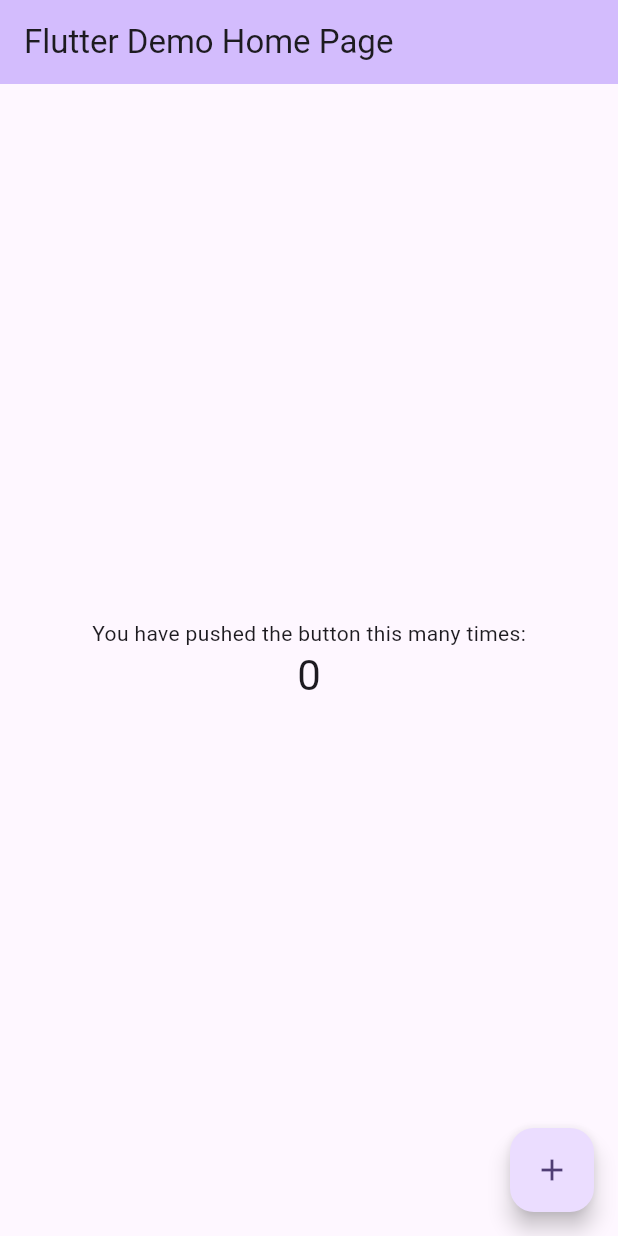
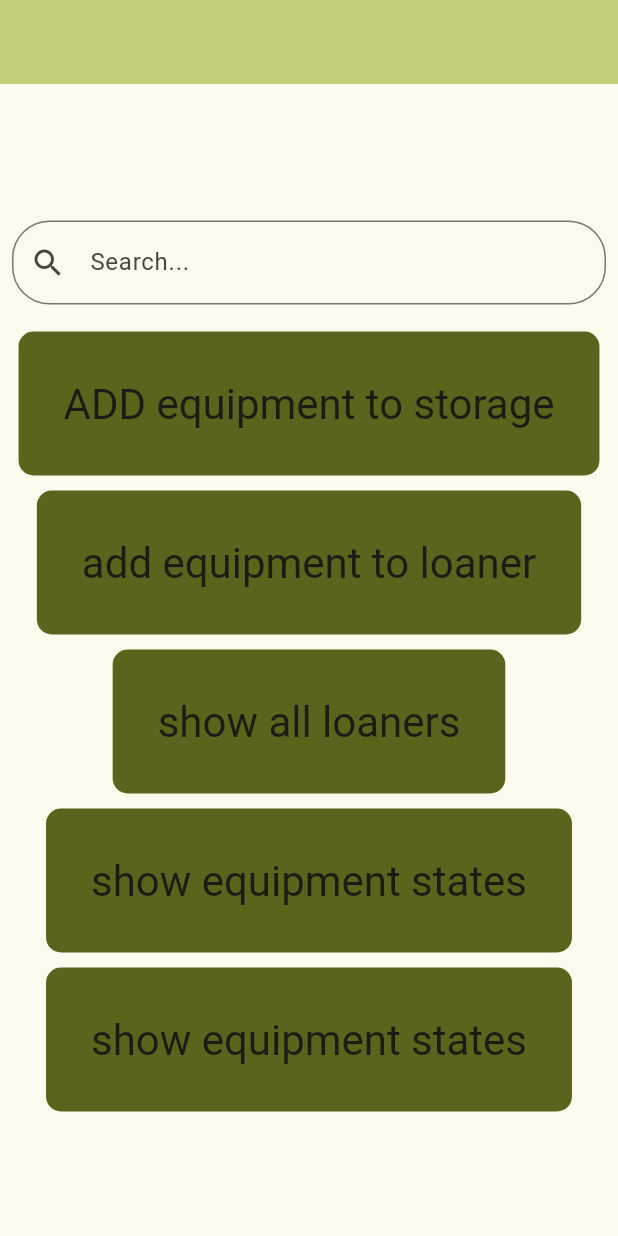
Before and after one commit to shalev5252/fit_bud_app, a Flutter app: the screen it shows after launch, on a phone screen of 412 x 824 dp. Run offline on Flutter 3.47's test engine with Material 3 defaults, Android fonts, the phone set to English and light mode, and no system bars; our stand-ins replace toggle_switch.

Commit message:
created main page, add equipment to storage (no backend uses yet)

```diff
--- a/lib/main.dart
+++ b/lib/main.dart
@@ -1,4 +1,7 @@
 import 'package:flutter/material.dart';
+import 'package:untitled1/widgets/search_bar.dart';
+
+import 'First_page.dart';
 
 void main() {
   runApp(const MyApp());
@@ -11,7 +14,7 @@ class MyApp extends StatelessWidget {
   @override
   Widget build(BuildContext context) {
     return MaterialApp(
-      title: 'Flutter Demo',
+      title: 'החתמת ציוד',
       theme: ThemeData(
         // This is the theme of your application.
         //
@@ -28,25 +31,20 @@ class MyApp extends StatelessWidget {
         //
         // This works for code too, not just values: Most code changes can be
         // tested with just a hot reload.
-        colorScheme: ColorScheme.fromSeed(seedColor: Colors.deepPurple),
+        colorScheme: ColorScheme.fromSeed(seedColor: Colors.lime),
         useMaterial3: true,
       ),
-      home: const MyHomePage(title: 'Flutter Demo Home Page'),
+      home: const MyHomePage(title: ''),
+      initialRoute: '/',
+      routes: {
+        '/first': (context) => const FirstPage(),
+      },
     );
   }
 }
 
 class MyHomePage extends StatefulWidget {
   const MyHomePage({super.key, required this.title});
-
-  // This widget is the home page of your application. It is stateful, meaning
-  // that it has a State object (defined below) that contains fields that affect
-  // how it looks.
-
-  // This class is the configuration for the state. It holds the values (in this
-  // case the title) provided by the parent (in this case the App widget) and
-  // used by the build method of the State. Fields in a Widget subclass are
-  // always marked "final".
 
   final String title;
 
@@ -55,17 +53,19 @@ class MyHomePage extends StatefulWidget {
 }
 
 class _MyHomePageState extends State<MyHomePage> {
-  int _counter = 0;
+  TextEditingController _searchController = TextEditingController();
 
-  void _incrementCounter() {
-    setState(() {
-      // This call to setState tells the Flutter framework that something has
-      // changed in this State, which causes it to rerun the build method below
-      // so that the display can reflect the updated values. If we changed
-      // _counter without calling setState(), then the build method would not be
-      // called again, and so nothing would appear to happen.
-      _counter++;
-    });
+  void _handleSearch(String query) {
+    // Implement your search logic here
+    print("Searching for: $query");
+  }
+
+  void go_to_first_page(){
+   Navigator.pushNamed(context, '/first');
+  }
+
+  void null_Function(){
+    print('null function');
   }
 
   @override
@@ -87,39 +87,105 @@ class _MyHomePageState extends State<MyHomePage> {
         title: Text(widget.title),
       ),
       body: Center(
-        // Center is a layout widget. It takes a single child and positions it
-        // in the middle of the parent.
-        child: Column(
-          // Column is also a layout widget. It takes a list of children and
-          // arranges them vertically. By default, it sizes itself to fit its
-          // children horizontally, and tries to be as tall as its parent.
-          //
-          // Column has various properties to control how it sizes itself and
-          // how it positions its children. Here we use mainAxisAlignment to
-          // center the children vertically; the main axis here is the vertical
-          // axis because Columns are vertical (the cross axis would be
-          // horizontal).
-          //
-          // TRY THIS: Invoke "debug painting" (choose the "Toggle Debug Paint"
-          // action in the IDE, or press "p" in the console), to see the
-          // wireframe for each widget.
+        child:
+        SingleChildScrollView(
+          child:
+        Column(
           mainAxisAlignment: MainAxisAlignment.center,
           children: <Widget>[
-            const Text(
-              'You have pushed the button this many times:',
+            buildSearchBar(controller: _searchController, onSearch: _handleSearch),
+            SizedBox(height: 10),
+            //add equipment to storage button
+            Container(
+              padding: EdgeInsets.all(30),
+              decoration: BoxDecoration(
+                borderRadius: BorderRadius.circular(10),
+                color: Theme.of(context).colorScheme.primary,
+              ),
+              child: GestureDetector(
+                onTap: go_to_first_page,
+                child: Text(
+                  'ADD equipment to storage',
+                  style: Theme.of(context).textTheme.headlineMedium,
+                ),
+              )
             ),
-            Text(
-              '$_counter',
-              style: Theme.of(context).textTheme.headlineMedium,
+            SizedBox(height: 10),
+            //add equipment to loaner button
+            Container(
+                padding: EdgeInsets.all(30),
+                decoration: BoxDecoration(
+                  borderRadius: BorderRadius.circular(10),
+                  color: Theme.of(context).colorScheme.primary,
+                ),
+                child: GestureDetector(
+                  onTap: go_to_first_page,
+                  child: Text(
+                    'add equipment to loaner',
+                    style: Theme.of(context).textTheme.headlineMedium,
+                  ),
+                )
             ),
+            SizedBox(height: 10),
+            //show equipment loaned
+            Container(
+                padding: EdgeInsets.all(30),
+                decoration: BoxDecoration(
+                  borderRadius: BorderRadius.circular(10),
+                  color: Theme.of(context).colorScheme.primary,
+                ),
+                child: GestureDetector(
+                  onTap: go_to_first_page,
+                  child: Text(
+                    'show all loaners',
+                    style: Theme.of(context).textTheme.headlineMedium,
+                  ),
+                )
+            ),
+            SizedBox(height: 10),
+            //show equipment state
+            Container(
+                padding: EdgeInsets.all(30),
+                decoration: BoxDecoration(
+                  borderRadius: BorderRadius.circular(10),
+                  color: Theme.of(context).colorScheme.primary,
+                ),
+                child: GestureDetector(
+                  onTap: go_to_first_page,
+                  child: Text(
+                    'show equipment states',
+                    style: Theme.of(context).textTheme.headlineMedium,
+                  ),
+                )
+            ),
+            SizedBox(height: 10),
+            //show equipment state
+            Container(
+                padding: EdgeInsets.all(30),
+                decoration: BoxDecoration(
+                  borderRadius: BorderRadius.circular(10),
+                  color: Theme.of(context).colorScheme.primary,
+                ),
+                child: GestureDetector(
+                  onTap: go_to_first_page,
+                  child: Text(
+                    'show equipment states',
+                    style: Theme.of(context).textTheme.headlineMedium,
+                  ),
+                )
+            ),
+
+
           ],
         ),
-      ),
-      floatingActionButton: FloatingActionButton(
-        onPressed: _incrementCounter,
-        tooltip: 'Increment',
-        child: const Icon(Icons.add),
-      ), // This trailing comma makes auto-formatting nicer for build methods.
+      ),)
     );
   }
+
+  @override
+  void dispose() {
+    _searchController.dispose();
+    super.dispose();
+  }
+
 }
--- /dev/null
+++ b/lib/widgets/search_bar.dart
@@ -0,0 +1,18 @@
+import 'package:flutter/material.dart';
+
+Widget buildSearchBar({required TextEditingController controller, required Function(String) onSearch}) {
+  return Padding(
+    padding: const EdgeInsets.all(8.0),
+    child: TextField(
+      controller: controller,
+      decoration: InputDecoration(
+        hintText: 'Search...',
+        prefixIcon: Icon(Icons.search),
+        border: OutlineInputBorder(
+          borderRadius: BorderRadius.all(Radius.circular(25.0)),
+        ),
+      ),
+      onSubmitted: onSearch,
+    ),
+  );
+}
--- a/pubspec.yaml
+++ b/pubspec.yaml
@@ -31,6 +31,8 @@ dependencies:
   flutter:
     sdk: flutter
 
+  #switch package
+  toggle_switch: ^2.3.0
 
   # The following adds the Cupertino Icons font to your application.
   # Use with the CupertinoIcons class for iOS style icons.
```
Also changed, not shown: lib/First_page.dart (added, +99 -0 lines), lib/loan_page.dart (added), pubspec.lock.
